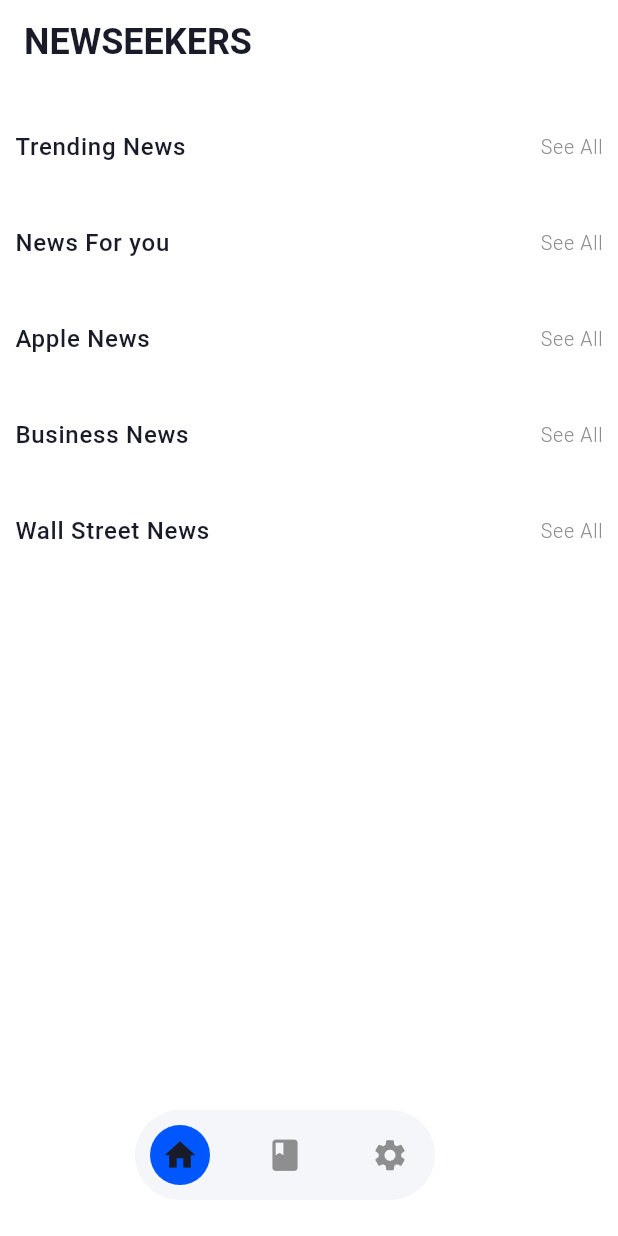
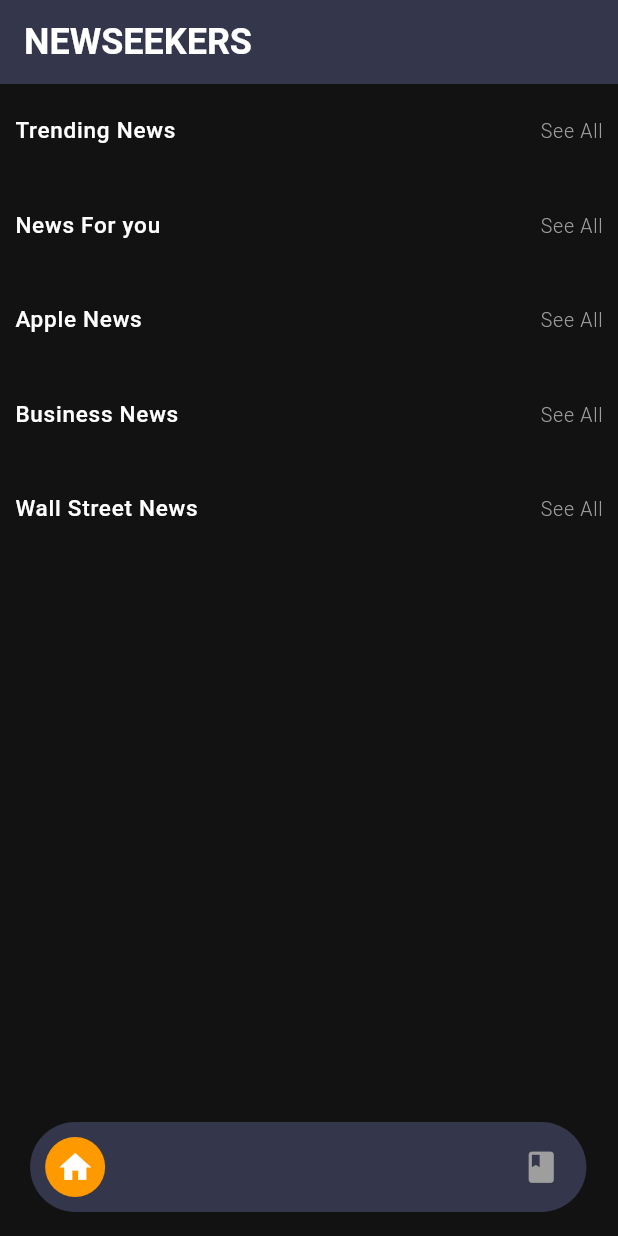
Before and after one commit to Usman-bin-Khalid/News_App_Complete-Frontend-Backend-API-, a Flutter app: the screen it shows after launch, on a phone screen of 412 x 824 dp. Run offline on Flutter 3.47's test engine with Material 3 defaults, Android fonts, the phone set to English and light mode, and no system bars; our stand-ins replace flutter_tts, fluttertoast, get, lottie, shimmer; network calls fail; Roboto replaces fonts that are missing (Poppins).

Commit message:
App Icon , App Name and UI minor changes Completed

```diff
--- a/lib/Components/NavigationBar.dart
+++ b/lib/Components/NavigationBar.dart
@@ -1,3 +1,8 @@
+import 'package:flutter/material.dart';
+import 'package:get/get.dart';
+import 'package:get/get_core/src/get_main.dart';
+import 'package:news_app/Controller/BottomNavigationController.dart';
+
 import 'package:flutter/material.dart';
 import 'package:get/get.dart';
 import 'package:get/get_core/src/get_main.dart';
@@ -10,14 +15,15 @@ class MyBottomNav extends StatelessWidget {
   Widget build(BuildContext context) {
     BottomNavController controller = Get.put(BottomNavController());
     return Padding(
-      padding: const EdgeInsets.all(8.0),
+      padding: const EdgeInsets.only(left: 34.5, right: 3.5),
+
 
       child: Row(
         mainAxisAlignment: MainAxisAlignment.center,
         children: [
           Container(
             padding: EdgeInsets.symmetric(horizontal: 10, vertical: 10),
-            width: 200,
+            width: MediaQuery.of(context).size.width * 0.9,
             height: 60,
             decoration: BoxDecoration(
               borderRadius: BorderRadius.circular(100),
@@ -89,38 +95,6 @@ class MyBottomNav extends StatelessWidget {
                     ),
                   ),
                 ),
-
-                InkWell(
-                  onTap: () {
-                    controller.index.value = 2;
-                  },
-                  child: Obx(
-                    () => AnimatedContainer(
-                      duration: Duration(milliseconds: 300),
-                      curve: Curves.bounceInOut,
-                      width: 40,
-                      height: 40,
-                      padding: EdgeInsets.all(5),
-                      decoration: BoxDecoration(
-                        color: controller.index.value == 2
-                            ? Theme.of(context).colorScheme.primary
-                            : null,
-                        borderRadius: BorderRadius.circular(100),
-                      ),
-                      child: Center(
-                        child: Icon(
-                          Icons.settings,
-                          size: 25,
-                          color: controller.index.value == 2
-                              ? Theme.of(context).colorScheme.onBackground
-                              : Theme.of(
-                                  context,
-                                ).colorScheme.secondaryContainer,
-                        ),
-                      ),
-                    ),
-                  ),
-                ),
               ],
             ),
           ),
--- a/lib/Controller/BottomNavigationController.dart
+++ b/lib/Controller/BottomNavigationController.dart
@@ -6,5 +6,5 @@ import 'package:news_app/Pages/Profile/ProfilePage.dart';
 
 class BottomNavController extends GetxController {
   RxInt index = 0.obs;
-  var pages = [HomePage(), ArticlePage(), ProfilePage()];
+  var pages = [HomePage(), ArticlePage()];
 }
--- a/lib/HomePageController.dart
+++ b/lib/HomePageController.dart
@@ -11,6 +11,7 @@ class HomePageController extends StatelessWidget {
     BottomNavController controller = Get.put(BottomNavController());
     return Scaffold(
       floatingActionButton: MyBottomNav(),
+
       body: Obx(() => controller.pages[controller.index.value]),
     );
   }
--- a/lib/Pages/ArticlePage/Widgets/SearchWidget.dart
+++ b/lib/Pages/ArticlePage/Widgets/SearchWidget.dart
@@ -8,7 +8,7 @@ class SearchWidget extends StatelessWidget {
 
   @override
   Widget build(BuildContext context) {
-    NewsController newsController = Get.put(NewsController());
+    final NewsController newsController = Get.find<NewsController>();
     TextEditingController searchController = TextEditingController();
     return Container(
       padding: EdgeInsets.all(5),
@@ -32,6 +32,7 @@ class SearchWidget extends StatelessWidget {
           Obx(
             () => newsController.isForNewsLoading.value
                 ? Container(
+                    padding: EdgeInsets.all(10),
                     width: 50,
                     height: 50,
                     decoration: BoxDecoration(
--- a/lib/Pages/HomePage/HomePage.dart
+++ b/lib/Pages/HomePage/HomePage.dart
@@ -5,6 +5,7 @@ import 'package:news_app/Components/NavigationBar.dart';
 import 'package:news_app/Components/NewsTileLoading.dart';
 import 'package:news_app/Components/TrendingLoadingCard.dart';
 import 'package:news_app/Controller/NewsController.dart';
+import 'package:news_app/Pages/ArticlePage/ArticlePage.dart';
 import 'package:news_app/Pages/HomePage/Widgets/NewsTile.dart';
 import 'package:news_app/Pages/HomePage/Widgets/TrendingCard.dart';
 import 'package:news_app/Pages/NewsDetails/NewsDetails.dart';
@@ -14,7 +15,7 @@ class HomePage extends StatelessWidget {
 
   @override
   Widget build(BuildContext context) {
-    NewsController newsController = Get.put(NewsController());
+    final NewsController newsController = Get.find<NewsController>();
 
     return Scaffold(
       appBar: AppBar(
@@ -28,50 +29,8 @@ class HomePage extends StatelessWidget {
         child: SingleChildScrollView(
           child: Column(
             children: [
-              SizedBox(height: 20),
+              SizedBox(height: 10),
 
-              // Row(
-              //   mainAxisAlignment: MainAxisAlignment.spaceBetween,
-              //   children: [
-              //     Container(
-              //       width: 50,
-              //       height: 50,
-              //       decoration: BoxDecoration(
-              //         borderRadius: BorderRadius.circular(100),
-              //       ),
-              //       child: Icon(
-              //         Icons.dashboard,
-              //         color: Theme.of(context).colorScheme.primaryContainer,
-              //       ),
-              //     ),
-              //     Text(
-              //       "NEWS APP",
-              //       style: TextStyle(
-              //         fontSize: 25,
-              //         fontFamily: 'Poppins',
-              //         fontWeight: FontWeight.w600,
-              //         letterSpacing: 1.5,
-              //       ),
-              //     ),
-              //     InkWell(
-              //       onTap: () {
-              //         newsController.getTrendingNews();
-              //       },
-              //       child: Container(
-              //         width: 50,
-              //         height: 50,
-              //         decoration: BoxDecoration(
-              //           borderRadius: BorderRadius.circular(100),
-              //         ),
-              //         child: Icon(
-              //           Icons.person,
-              //           color: Theme.of(context).colorScheme.primaryContainer,
-              //         ),
-              //       ),
-              //     ),
-              //   ],
-              // ),
-              // SizedBox(height: 40),
               Row(
                 mainAxisAlignment: MainAxisAlignment.spaceBetween,
                 children: [
@@ -79,9 +38,14 @@ class HomePage extends StatelessWidget {
                     "Trending News",
                     style: Theme.of(context).textTheme.bodyLarge,
                   ),
-                  Text(
+                  InkWell(
+                    onTap: () {
+                      Get.to(ArticlePage());
+                    },
+                    child: Text(
                       "See All",
                       style: Theme.of(context).textTheme.labelSmall,
+                    ),
                   ),
                 ],
               ),
@@ -104,10 +68,11 @@ class HomePage extends StatelessWidget {
                                   onTap: () {
                                     Get.to(NewsDetailsPage(news: e));
                                   },
+                                  name: getInitial(e.author),
 
                                   imageUrl:
                                       e.urlToImage ??
-                                      'https://encrypted-tbn0.gstatic.com/images?q=tbn:ANd9GcSUPP5v7GhhLjxApeK9WZyXXd8Jc7KlvK_PyQ&s',
+                                      'https://media.istockphoto.com/id/1369150014/vector/breaking-news-with-world-map-background-vector.jpg?s=612x612&w=0&k=20&c=9pR2-nDBhb7cOvvZU_VdgkMmPJXrBQ4rB1AkTXxRIKM=',
                                   title: e.title ?? 'No Title',
                                   tag: e.source?.name ?? 'Trending',
                                   time: e.publishedAt!,
@@ -127,9 +92,14 @@ class HomePage extends StatelessWidget {
                     "News For you",
                     style: Theme.of(context).textTheme.bodyLarge,
                   ),
-                  Text(
+                  InkWell(
+                    onTap: () {
+                      Get.to(ArticlePage());
+                    },
+                    child: Text(
                       "See All",
                       style: Theme.of(context).textTheme.labelSmall,
+                    ),
                   ),
                 ],
               ),
@@ -150,9 +120,11 @@ class HomePage extends StatelessWidget {
                                 onTap: () {
                                   Get.to(NewsDetailsPage(news: e));
                                 },
+                                name: getInitial(e.author),
+
                                 imageUrl:
                                     e.urlToImage ??
-                                    'https://encrypted-tbn0.gstatic.com/images?q=tbn:ANd9GcSUPP5v7GhhLjxApeK9WZyXXd8Jc7KlvK_PyQ&s',
+                                    'https://media.istockphoto.com/id/1369150014/vector/breaking-news-with-world-map-background-vector.jpg?s=612x612&w=0&k=20&c=9pR2-nDBhb7cOvvZU_VdgkMmPJXrBQ4rB1AkTXxRIKM=',
 
                                 title: e.title ?? 'No Title',
 
@@ -172,9 +144,14 @@ class HomePage extends StatelessWidget {
                     "Apple News",
                     style: Theme.of(context).textTheme.bodyLarge,
                   ),
-                  Text(
+                  InkWell(
+                    onTap: () {
+                      Get.to(ArticlePage());
+                    },
+                    child: Text(
                       "See All",
                       style: Theme.of(context).textTheme.labelSmall,
+                    ),
                   ),
                 ],
               ),
@@ -195,9 +172,11 @@ class HomePage extends StatelessWidget {
                                 onTap: () {
                                   Get.to(NewsDetailsPage(news: e));
                                 },
+                                name: getInitial(e.author),
+
                                 imageUrl:
                                     e.urlToImage ??
-                                    'https://encrypted-tbn0.gstatic.com/images?q=tbn:ANd9GcSUPP5v7GhhLjxApeK9WZyXXd8Jc7KlvK_PyQ&s',
+                                    'https://media.istockphoto.com/id/1369150014/vector/breaking-news-with-world-map-background-vector.jpg?s=612x612&w=0&k=20&c=9pR2-nDBhb7cOvvZU_VdgkMmPJXrBQ4rB1AkTXxRIKM=',
 
                                 title: e.title ?? 'No Title',
 
@@ -218,9 +197,14 @@ class HomePage extends StatelessWidget {
                     "Business News",
                     style: Theme.of(context).textTheme.bodyLarge,
                   ),
-                  Text(
+                  InkWell(
+                    onTap: () {
+                      Get.to(ArticlePage());
+                    },
+                    child: Text(
                       "See All",
                       style: Theme.of(context).textTheme.labelSmall,
+                    ),
                   ),
                 ],
               ),
@@ -243,10 +227,11 @@ class HomePage extends StatelessWidget {
                                   onTap: () {
                                     Get.to(NewsDetailsPage(news: e));
                                   },
+                                  name: getInitial(e.author),
 
                                   imageUrl:
                                       e.urlToImage ??
-                                      'https://encrypted-tbn0.gstatic.com/images?q=tbn:ANd9GcSUPP5v7GhhLjxApeK9WZyXXd8Jc7KlvK_PyQ&s',
+                                      'https://media.istockphoto.com/id/1369150014/vector/breaking-news-with-world-map-background-vector.jpg?s=612x612&w=0&k=20&c=9pR2-nDBhb7cOvvZU_VdgkMmPJXrBQ4rB1AkTXxRIKM=',
                                   title: e.title ?? 'No Title',
                                   tag: e.source?.name ?? 'Trending',
                                   time: e.publishedAt!,
@@ -265,9 +250,14 @@ class HomePage extends StatelessWidget {
                     "Wall Street News",
                     style: Theme.of(context).textTheme.bodyLarge,
                   ),
-                  Text(
+                  InkWell(
+                    onTap: () {
+                      Get.to(ArticlePage());
+                    },
+                    child: Text(
                       "See All",
                       style: Theme.of(context).textTheme.labelSmall,
+                    ),
                   ),
                 ],
               ),
@@ -288,9 +278,11 @@ class HomePage extends StatelessWidget {
                                 onTap: () {
                                   Get.to(NewsDetailsPage(news: e));
                                 },
+                                name: getInitial(e.author),
+
                                 imageUrl:
                                     e.urlToImage ??
-                                    'https://encrypted-tbn0.gstatic.com/images?q=tbn:ANd9GcSUPP5v7GhhLjxApeK9WZyXXd8Jc7KlvK_PyQ&s',
+                                    'https://media.istockphoto.com/id/1369150014/vector/breaking-news-with-world-map-background-vector.jpg?s=612x612&w=0&k=20&c=9pR2-nDBhb7cOvvZU_VdgkMmPJXrBQ4rB1AkTXxRIKM=',
 
                                 title: e.title ?? 'No Title',
 
@@ -301,6 +293,7 @@ class HomePage extends StatelessWidget {
                             .toList(),
                       ),
               ),
+             SizedBox(height: 66),
             ],
           ),
         ),
@@ -308,3 +301,10 @@ class HomePage extends StatelessWidget {
     );
   }
 }
+
+String getInitial(String? author) {
+  if (author == null || author.isEmpty) {
+    return "?"; // fallback character
+  }
+  return author[0];
+}
--- a/lib/main.dart
+++ b/lib/main.dart
@@ -5,27 +5,29 @@ import 'package:get/get_navigation/src/root/get_material_app.dart';
 import 'package:news_app/Components/TrendingLoadingCard.dart';
 import 'package:news_app/Config/Theme.dart';
 import 'package:news_app/Controller/BottomNavigationController.dart';
+import 'package:news_app/Controller/NewsController.dart';
 import 'package:news_app/Demopage.dart';
 import 'package:news_app/HomePageController.dart';
 import 'package:news_app/Pages/HomePage/HomePage.dart';
 
 void main() {
+  WidgetsFlutterBinding.ensureInitialized();
+   Get.put(NewsController(), permanent: true);
   runApp(const MyApp());
 }
 
 class MyApp extends StatelessWidget {
   const MyApp({super.key});
 
-  // This widget is the root of your application.
   @override
   Widget build(BuildContext context) {
     return GetMaterialApp(
       debugShowCheckedModeBanner: false,
       title: 'Flutter Demo',
-      theme: lightTheme,
+      theme: darkTheme,
       themeMode: ThemeMode.system,
       darkTheme: darkTheme,
-      // home: HomePageController(),
+
       home: HomePageController(),
     );
   }
```
Also changed, not shown: lib/Controller/NewsController.dart (+25 -4 lines), lib/Pages/ArticlePage/ArticlePage.dart (+12 -3 lines), lib/Pages/HomePage/Widgets/NewsTile.dart (+16 -2 lines), lib/Pages/HomePage/Widgets/TrendingCard.dart (+15 -2 lines), lib/Pages/NewsDetails/NewsDetails.dart (+49 -51 lines). Lines whose indentation alone changed are shown as unchanged.
